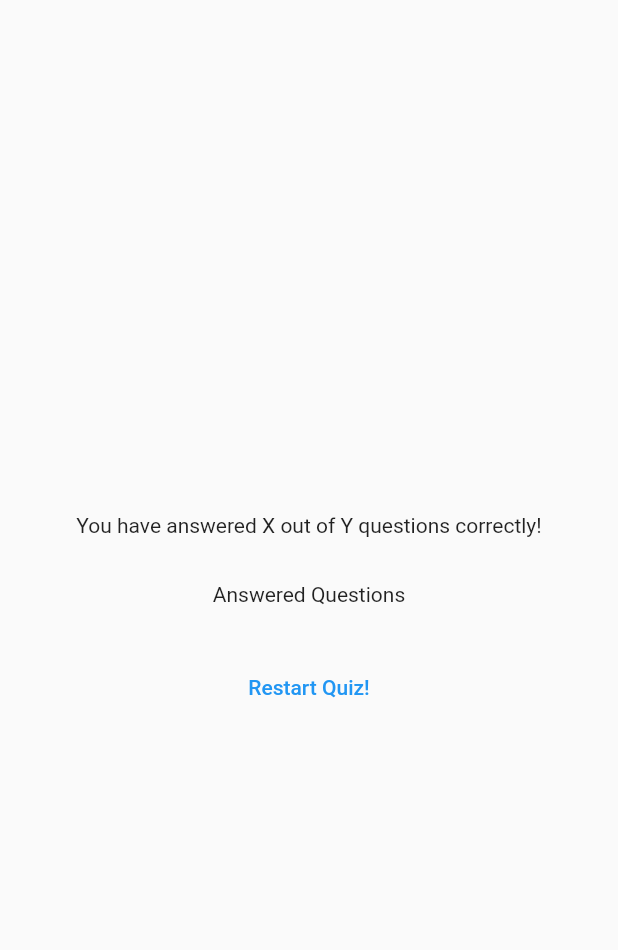
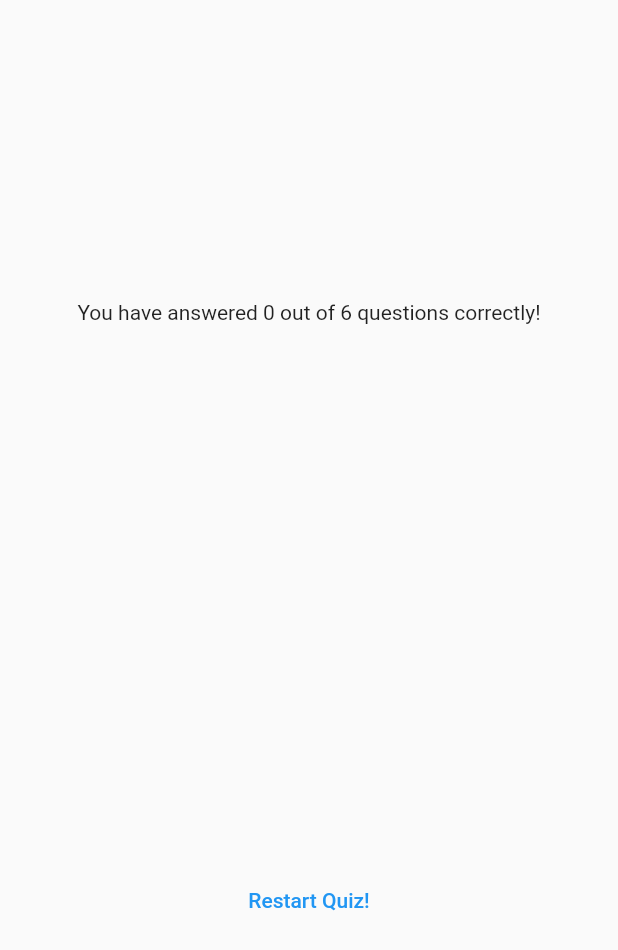
Before and after one commit to Shahab603/quiz_app, a Flutter app: the ResultScreen widget shown alone on an empty page, opened directly with empty values, on a phone screen of 412 x 824 dp. Shown: the top 950 px of the screen. Run offline on Flutter 3.47's test engine with Material 2 defaults, Android fonts, the phone set to English and light mode, and no system bars; our stand-ins replace google_fonts.

Commit message:
24-2nd last Important Lecture

```diff
--- a/lib/question_summary.dart
+++ b/lib/question_summary.dart
@@ -7,15 +7,29 @@ class QuestionSummary extends StatelessWidget {
 
   @override
   Widget build(BuildContext context) {
-    return Column(
+    return SizedBox(
+      height: 300,
+      child: SingleChildScrollView(
+        child: Column(
           children: dataSummary.map((data) {
             return Row(
               children: [
-             Text(((data['question'] as int) + 1).toString()),
+                 Text(((data['question_index'] as int) + 1 ).toString()),
+                 Expanded(
+                   child: Column(children: [
+                    Text(data['question'] as String),
+                    const SizedBox(height: 5,),
+                    Text(data['choosen_answer'] as String),
+                    Text(data['correct-answer'] as String),
+
+                   ],),
+                 )
 
               ],
             );
           }).toList(),
+        ),
+      ),
     );
   }
 }
--- a/lib/quiz.dart
+++ b/lib/quiz.dart
@@ -28,7 +28,7 @@ class _QuizState extends State<Quiz> {
     selectedAnswers.add(answer);
     if (selectedAnswers.length == questions.length) {
       setState(() {
-        selectedAnswers = [];
+        // selectedAnswers = [];
         activeScreen = 'result-screen';
       });
     }
@@ -45,7 +45,9 @@ class _QuizState extends State<Quiz> {
     }
 
     if (activeScreen == 'result-screen') {
-      screenWidget =  ResultScreen(choosenAnswer: selectedAnswers,);
+      screenWidget = ResultScreen(
+        choosenAnswer: selectedAnswers,
+      );
     }
 
     return MaterialApp(
--- a/lib/results_screen.dart
+++ b/lib/results_screen.dart
@@ -1,5 +1,6 @@
 import 'package:flutter/material.dart';
 import 'package:quiz_app/data/questions.dart';
+import 'package:quiz_app/question_summary.dart';
 
 class ResultScreen extends StatelessWidget {
   const ResultScreen({super.key, required this.choosenAnswer});
@@ -23,6 +24,11 @@ class ResultScreen extends StatelessWidget {
 
   @override
   Widget build(BuildContext context) {
+    final summaryData = getSummaryData();
+    final numTotalQuestions = questions.length;
+    final numCorrectAnswers = summaryData.where((data) {
+      return data['choosen-answer'] == data['correct-answer'];
+    }).length;
     return SizedBox(
       width: double.infinity,
       child: Container(
@@ -30,11 +36,12 @@ class ResultScreen extends StatelessWidget {
         child: Column(
           mainAxisAlignment: MainAxisAlignment.center,
           children: [
-            const Text('You have answered X out of Y questions correctly!'),
+            Text(
+                'You have answered $numCorrectAnswers out of $numTotalQuestions questions correctly!'),
             const SizedBox(
               height: 30,
             ),
-            const Text('Answered Questions'),
+            QuestionSummary(dataSummary: getSummaryData()),
             const SizedBox(
               height: 30,
             ),
```
Lines whose indentation alone changed are shown as unchanged.
